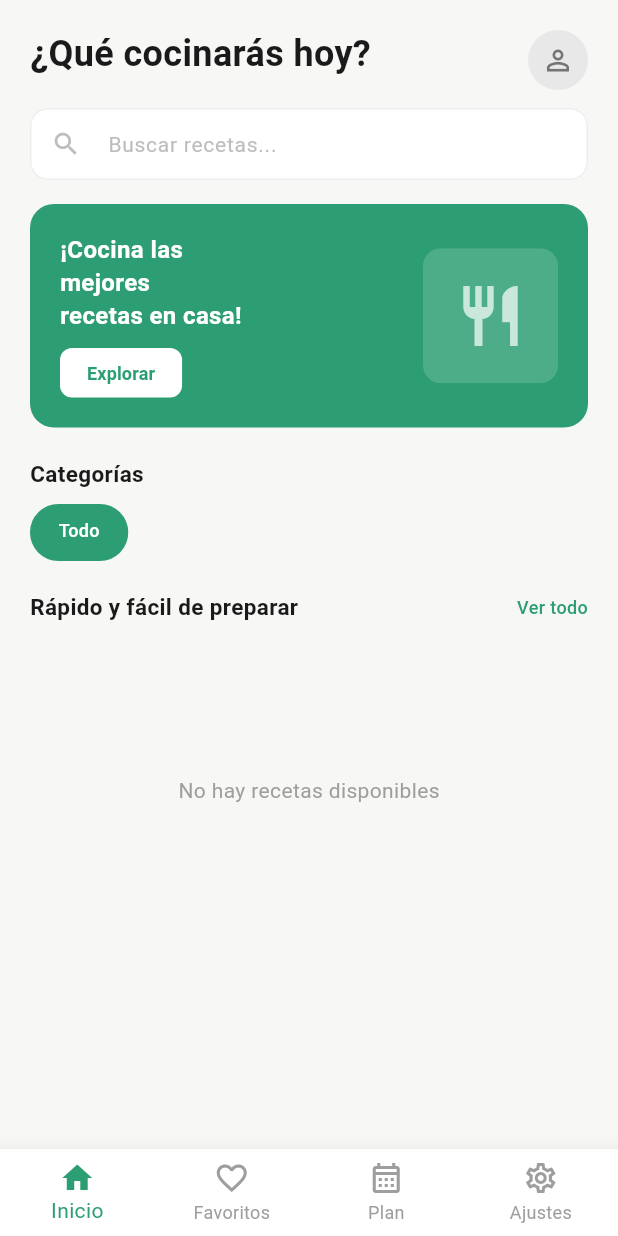
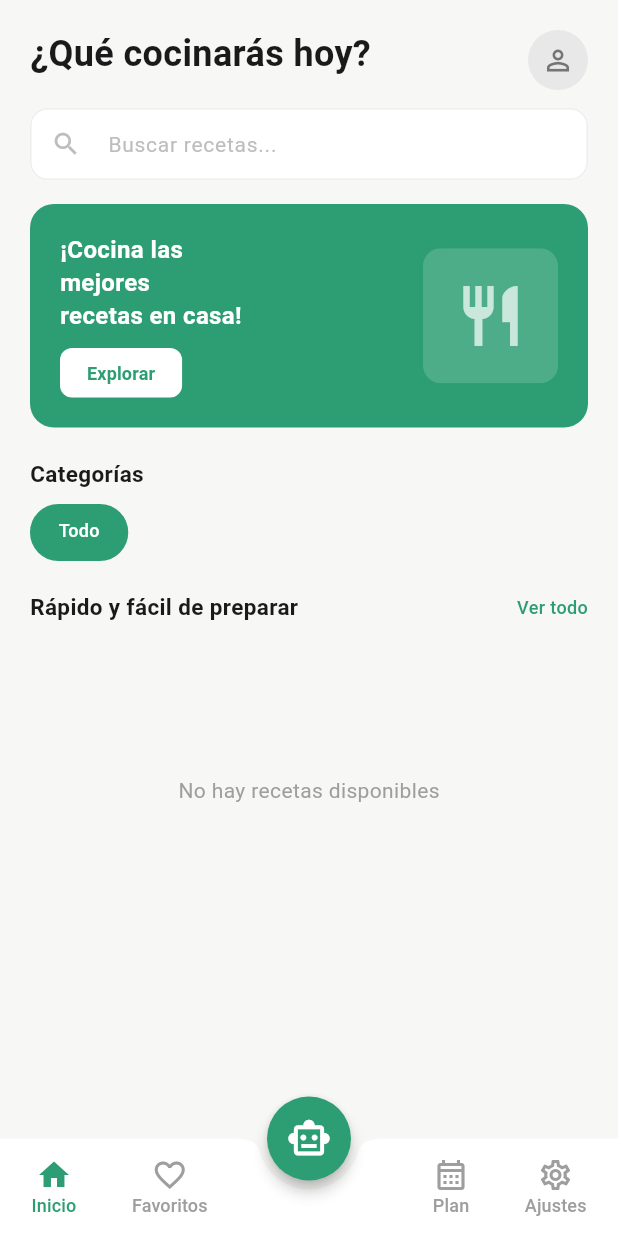
Before and after one commit to carloslafuente10/PrograMovil, a Flutter app: the AppMainScreen screen opened directly, on a phone screen of 412 x 824 dp. Run offline on Flutter 3.47's test engine with Material 3 defaults, Android fonts, the phone set to English and light mode, and no system bars; our stand-ins replace cloud_firestore, firebase_auth, firebase_core; accounts and stored records are empty.

```diff
--- a/lib/screens/app_main_screen.dart
+++ b/lib/screens/app_main_screen.dart
@@ -3,6 +3,7 @@ import 'package:firebase_auth/firebase_auth.dart';
 import 'home_screen.dart';
 import 'favoritos_screen.dart';
 import 'login_page.dart';
+import 'sugerencias_chat_screen.dart';
 
 class AppMainScreen extends StatefulWidget {
   const AppMainScreen({super.key});
@@ -13,12 +14,12 @@ class AppMainScreen extends StatefulWidget {
 
 class AppMainScreenState extends State<AppMainScreen> {
   int selectedIndex = 0;
-
   late final List<Widget> page;
 
   @override
   void initState() {
     super.initState();
+    // Las páginas ahora son widgets simples que se inyectan en el body
     page = [
       HomeScreen(),
       const FavoritosScreen(),
@@ -31,76 +32,102 @@ class AppMainScreenState extends State<AppMainScreen> {
   Widget build(BuildContext context) {
     return Scaffold(
       backgroundColor: const Color(0xFFF7F7F5),
-      bottomNavigationBar: BottomNavigationBar(
-        currentIndex: selectedIndex,
-        selectedItemColor: const Color(0xFF2D9E73),
-        unselectedItemColor: Colors.grey,
-        backgroundColor: Colors.white,
-        elevation: 10,
-        type: BottomNavigationBarType.fixed,
-        onTap: (value) {
-          setState(() => selectedIndex = value);
-        },
-        items: const [
-          BottomNavigationBarItem(icon: Icon(Icons.home), label: 'Inicio'),
-          BottomNavigationBarItem(
-            icon: Icon(Icons.favorite_border),
-            label: 'Favoritos',
-          ),
-          BottomNavigationBarItem(
-            icon: Icon(Icons.calendar_month_outlined),
-            label: 'Plan',
-          ),
-          BottomNavigationBarItem(
-            icon: Icon(Icons.settings_outlined),
-            label: 'Ajustes',
-          ),
-        ],
-      ),
+      // El body cambia según el índice seleccionado
       body: page[selectedIndex],
-    );
-  }
-}
 
+      // --- CORRECCIÓN: El FAB y la ubicación van en el Scaffold principal ---
+      floatingActionButton: FloatingActionButton(
+        backgroundColor: const Color(0xFF2D9E73),
+        shape: const CircleBorder(),
+        elevation: 4,
+        child: const Icon(Icons.smart_toy_outlined, color: Colors.white, size: 30),
+        onPressed: () {
+          Navigator.push(
+            context,
+            MaterialPageRoute(
+              builder: (context) => const SugerenciasChatScreen(),
+             ),
+            );
+          },
+        ),
+        floatingActionButtonLocation: FloatingActionButtonLocation.centerDocked,
 
-class _PlanScreen extends StatelessWidget {
-  const _PlanScreen();
-
-  @override
-  Widget build(BuildContext context) {
-    return Scaffold(
-      backgroundColor: const Color(0xFFF7F7F5),
-      appBar: AppBar(
-        backgroundColor: Colors.white,
-        elevation: 0,
-        automaticallyImplyLeading: false,
-        title: const Text(
-          'Plan semanal',
-          style: TextStyle(
-            fontSize: 16,
-            fontWeight: FontWeight.w600,
-            color: Color(0xFF1A1A1A),
-          ),
-        ),
-      ),
-      body: const Center(
-        child: Column(
-          mainAxisSize: MainAxisSize.min,
-          children: [
-            Icon(Icons.calendar_month_outlined, size: 64, color: Colors.grey),
-            SizedBox(height: 12),
-            Text(
-              'Próximamente',
-              style: TextStyle(color: Colors.grey, fontSize: 16),
+      // --- CORRECCIÓN: Reemplazo de BottomNavigationBar por BottomAppBar para el diseño con "Notch" ---
+      bottomNavigationBar: BottomAppBar(
+        padding: const EdgeInsets.symmetric(horizontal: 5),
+        height: 65,
+        color: Colors.white,
+        shape: const CircularNotchedRectangle(),
+        notchMargin: 6,
+        child: Row(
+          mainAxisAlignment: MainAxisAlignment.spaceBetween,
+          children: <Widget>[
+            // Grupo Izquierdo
+            Row(
+              children: [
+                _buildNavItem(0, Icons.home, 'Inicio'),
+                const SizedBox(width: 5),
+                _buildNavItem(1, Icons.favorite_border, 'Favoritos'),
+              ],
+            ),
+            // Espacio central para el botón flotante
+            const SizedBox(width: 60),
+            // Grupo Derecho
+            Row(
+              children: [
+                _buildNavItem(2, Icons.calendar_month_outlined, 'Plan'),
+                const SizedBox(width: 5),
+                _buildNavItem(3, Icons.settings_outlined, 'Ajustes'),
+              ],
             ),
           ],
         ),
       ),
     );
   }
+
+  // Método para construir los items de navegación con setState centralizado
+  Widget _buildNavItem(int index, IconData icon, String label) {
+    bool isSelected = selectedIndex == index;
+    return MaterialButton(
+      minWidth: 40,
+      onPressed: () => setState(() => selectedIndex = index),
+      child: Column(
+        mainAxisAlignment: MainAxisAlignment.center,
+        children: [
+          Icon(
+            icon,
+            color: isSelected ? const Color(0xFF2D9E73) : Colors.grey,
+          ),
+          Text(
+            label,
+            style: TextStyle(
+              fontSize: 12,
+              color: isSelected ? const Color(0xFF2D9E73) : Colors.grey,
+            ),
+          ),
+        ],
+      ),
+    );
+  }
 }
 
+// --- PANTALLA DE PLAN (Limpia) ---
+class _PlanScreen extends StatelessWidget {
+  const _PlanScreen();
 
+  @override
+  Widget build(BuildContext context) {
+    return const Center(
+      child: Text(
+        'Contenido de Planes',
+        style: TextStyle(fontSize: 18, fontWeight: FontWeight.bold),
+      ),
+    );
+  }
+}
+
+// --- PANTALLA DE AJUSTES ---
 class _AjustesScreen extends StatelessWidget {
   static const Color _verde = Color(0xFF2D9E73);
 
@@ -171,7 +198,7 @@ class _AjustesScreen extends StatelessWidget {
               borderRadius: BorderRadius.circular(14),
               boxShadow: [
                 BoxShadow(
-                  color: Colors.black.withValues(alpha: 0.05),
+                  color: Colors.black.withOpacity(0.05),
                   blurRadius: 8,
                   offset: const Offset(0, 2),
                 ),
```
Also changed, not shown: lib/screens/cocina_pasos_screen.dart (+72 -5 lines), lib/screens/sugerencias_chat_screen.dart (added, +54 -0 lines), lib/screens/Nuevo documento de texto (2).txt (added).
